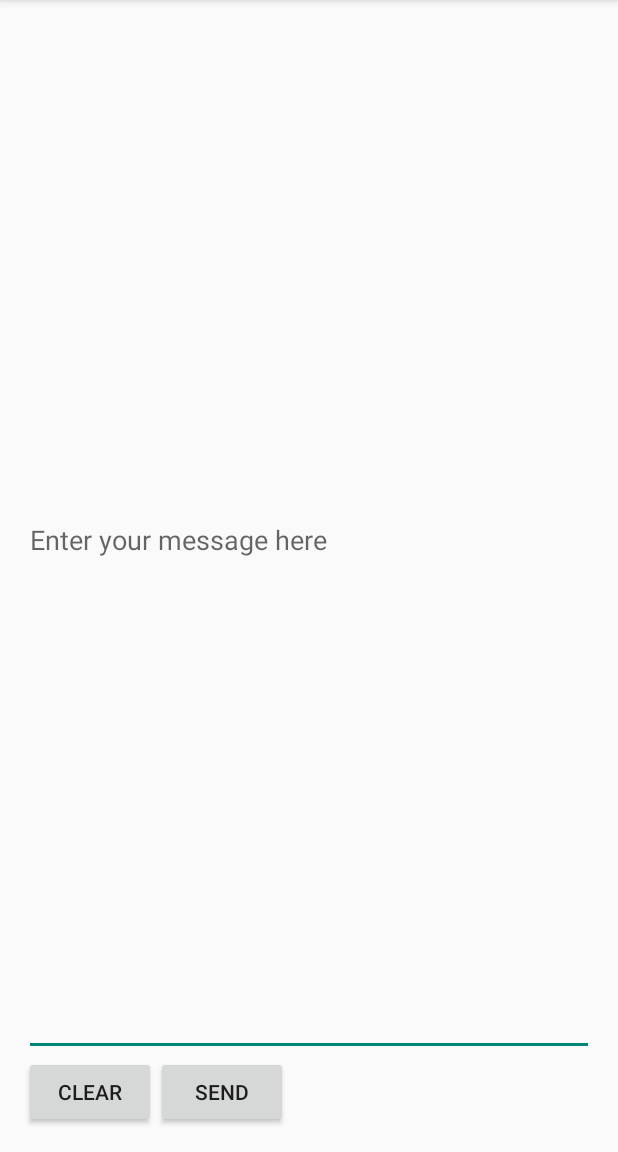
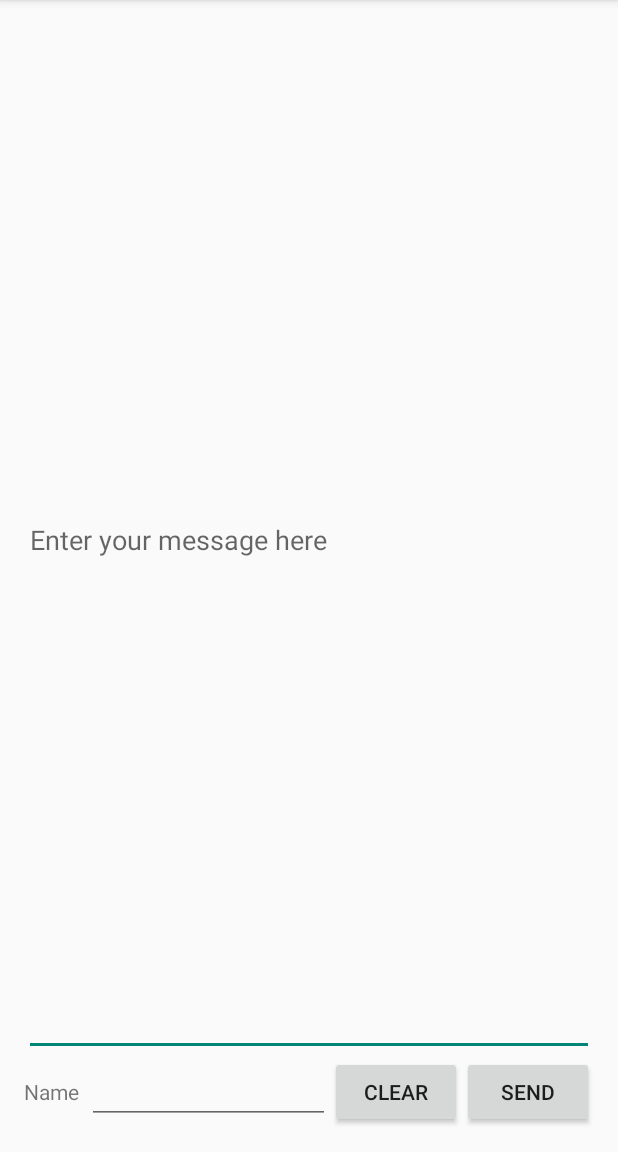
Before and after one commit to VincentTam/Ex4, an Android app: the screen it shows after launch (MainActivity), after a tap on "CLEAR", on a phone screen of 412 x 824 dp, the part 84-1236 px from its top. Run offline under Robolectric (Android 15) with nearby library versions, the phone set to English and light mode, and no system bars.

Commit message:
Added the user name field

```diff
--- a/app/src/main/java/com/example/bsd_16/ex4/MainActivity.java
+++ b/app/src/main/java/com/example/bsd_16/ex4/MainActivity.java
@@ -9,8 +9,10 @@ import android.view.View;
 import android.widget.EditText;
 
 public class MainActivity extends AppCompatActivity {
-    public final static String EXTRA_MESSAGE = "com.example.bsd_01.myfirstapp.MESSAGE";
+    public final static String USER_NAME = "com.example.bsd_16.NAME";
+    public final static String EXTRA_MESSAGE = "com.example.bsd_16.myfirstapp.MESSAGE";
     private EditText editText;
+    private EditText editText2;
 
     @Override
     protected void onCreate(Bundle savedInstanceState) {
@@ -47,6 +49,8 @@ public class MainActivity extends AppCompatActivity {
     public void buttonClicked(View view) {
         editText = (EditText) findViewById(R.id.editText);
         editText.setText(null);
+        editText2 = (EditText) findViewById(R.id.editText2);
+        editText2.setText(null);
     }
 
     /* Jump to the post list */
@@ -54,9 +58,12 @@ public class MainActivity extends AppCompatActivity {
         // Jump to another page while passing the input of this page
         // So an Intent object is needed
         Intent intent = new Intent(this, PostListActivity.class);
-        EditText editText = (EditText) findViewById(R.id.editText);
+        editText = (EditText) findViewById(R.id.editText);
+        editText2 = (EditText) findViewById(R.id.editText2);
         String message = editText.getText().toString().trim();
+        String user_name = editText2.getText().toString().trim();
         intent.putExtra(EXTRA_MESSAGE, message);
+        intent.putExtra(USER_NAME, user_name);
         startActivity(intent);
     }
 }
--- a/app/src/main/res/layout/activity_main.xml
+++ b/app/src/main/res/layout/activity_main.xml
@@ -21,6 +21,21 @@
         android:layout_height="wrap_content"
         android:layout_gravity="center_horizontal">
 
+        <TextView
+            android:layout_width="wrap_content"
+            android:layout_height="wrap_content"
+            android:text="@string/name_lbl"
+            android:id="@+id/textView" />
+
+        <EditText
+            android:layout_marginLeft="5dp"
+            android:layout_width="wrap_content"
+            android:layout_height="wrap_content"
+            android:inputType="textPersonName"
+            android:ems="10"
+            android:id="@+id/editText2"
+            android:layout_weight="1" />
+
         <Button
             android:layout_width="wrap_content"
             android:layout_height="wrap_content"
--- a/app/src/main/res/values/strings.xml
+++ b/app/src/main/res/values/strings.xml
@@ -7,4 +7,5 @@
     <string name="send">Send</string>
     <string name="hint">Enter your message here</string>
     <string name="title_activity_post_list">Post List</string>
+    <string name="name_lbl">Name</string>
 </resources>
```
